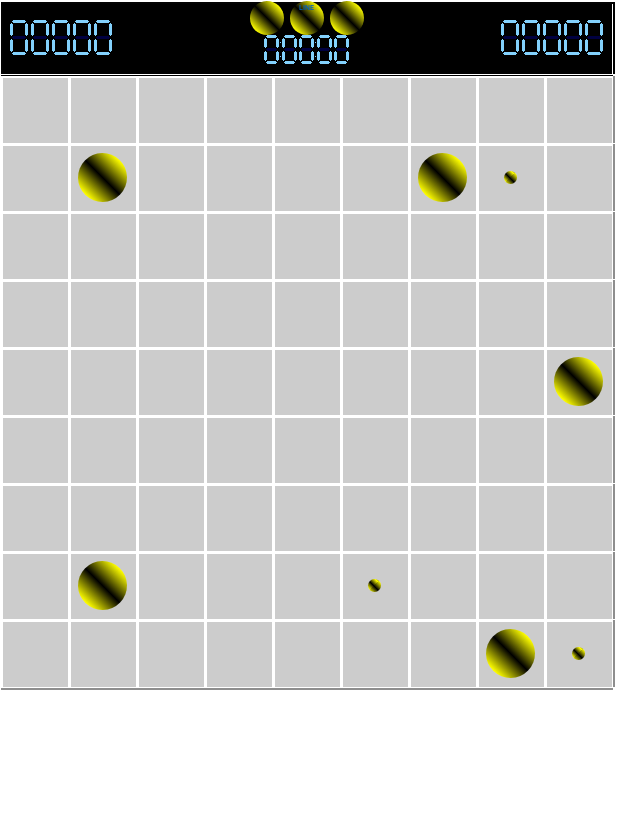
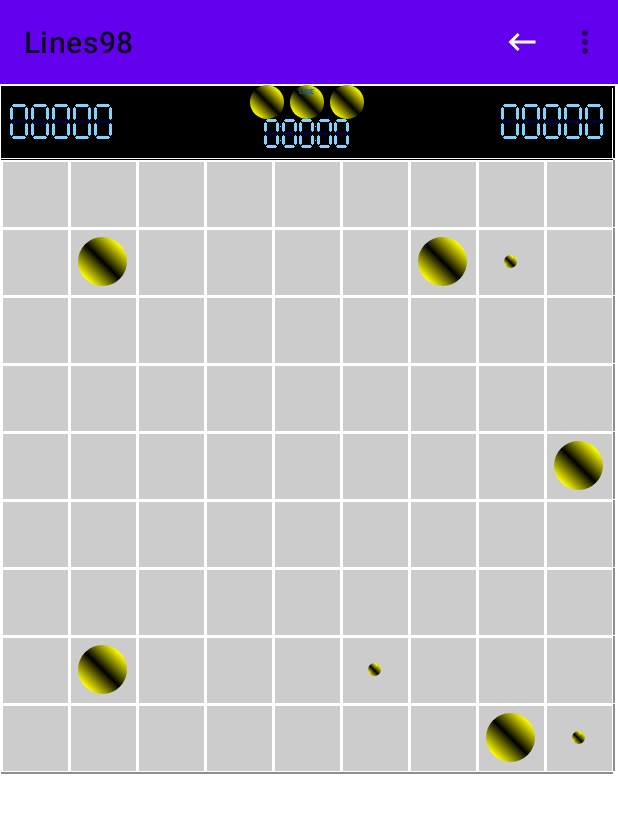
Before and after one commit to OlegPref777/Lines98Android, an Android app: the screen it shows after launch (MainActivity), on a phone screen of 412 x 824 dp. Shown: the top 813 px of the screen. Run offline under Robolectric (Android 15) with nearby library versions, the phone set to English and light mode, and no system bars.

Commit message:
Adding menu

```diff
--- a/app/src/main/java/ru/ls/lines98/MainActivity.java
+++ b/app/src/main/java/ru/ls/lines98/MainActivity.java
@@ -25,11 +25,16 @@ import ru.ls.lines98.game.status.PlayerScoreHistory;
 
 import android.view.Menu;
 import android.view.MenuItem;
+import android.view.View;
 import android.widget.EditText;
 
-public class MainActivity extends Activity {
+import androidx.appcompat.app.AppCompatActivity;
+import androidx.appcompat.widget.Toolbar;
+
+public class MainActivity extends AppCompatActivity {
 //    DemoView demoview;
     GamePanel gamePanel;
+    private Toolbar toolbar;
 
     public static Point getDisplaySize() {
         if (_this == null){
@@ -61,6 +66,8 @@ public class MainActivity extends Activity {
 
         setContentView(R.layout.activity_main);
         gamePanel = findViewById(R.id.gamePanel);
+        toolbar = findViewById(R.id.toolbar);
+        setSupportActionBar(toolbar);
         //setContentView(gamePanel);
 
         GameBoard gameBoard = new GameBoard(gamePanel);
--- a/app/src/main/res/layout/activity_main.xml
+++ b/app/src/main/res/layout/activity_main.xml
@@ -5,13 +5,26 @@
     android:layout_width="match_parent"
     android:layout_height="match_parent"
     tools:context=".MainActivity">
-    <ru.ls.lines98.game.GamePanel
+    <LinearLayout
         android:layout_width="match_parent"
         android:layout_height="match_parent"
+        android:orientation="vertical">
+        <androidx.appcompat.widget.Toolbar
+            android:id="@+id/toolbar"
+            android:layout_width="match_parent"
+            android:layout_height="?attr/actionBarSize"
+            android:background="?attr/colorPrimary"
+            app:popupTheme="@style/Theme.Lines98Android.PopupOverlay" />
+        <ru.ls.lines98.game.GamePanel
+            android:layout_width="match_parent"
+            android:layout_height="match_parent"
+            android:id="@+id/gamePanel">
+        </ru.ls.lines98.game.GamePanel>
 
-        android:id="@+id/gamePanel">
+    </LinearLayout>
 
-    </ru.ls.lines98.game.GamePanel>
+
+
 
 
 </androidx.coordinatorlayout.widget.CoordinatorLayout>
```
